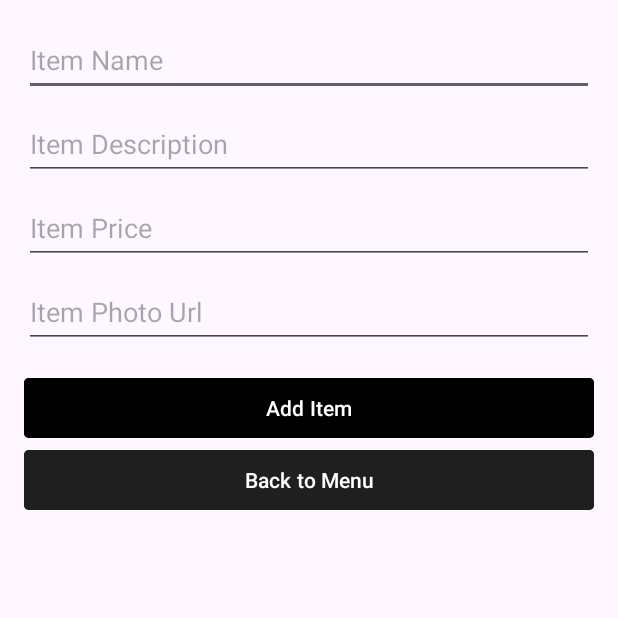
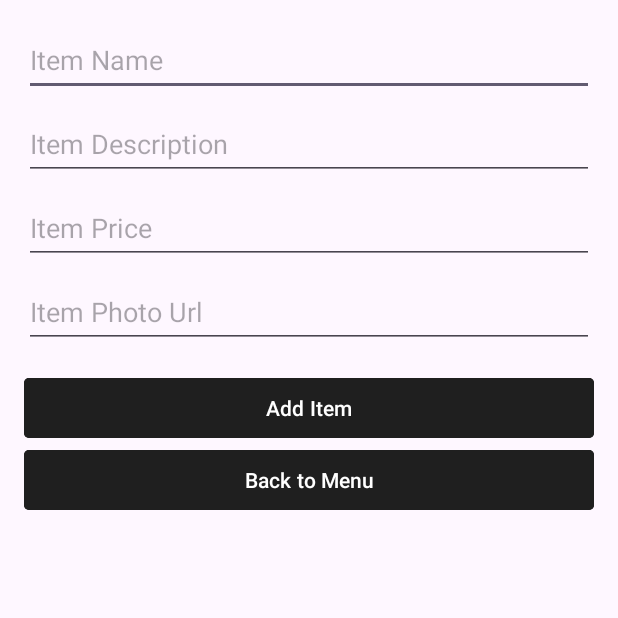
Before and after one commit to rjglozano/T2023IT3-AngelsPizza, an Android app: the ProductAdd screen opened directly, with no data from a screen before it, on a phone screen of 412 x 824 dp, the top half of it. Run offline under Robolectric (Android 15) with nearby library versions, the phone set to English and light mode, and no system bars; our stand-ins replace Firebase (no records; nobody signed in at launch, a user with empty details on screens opened directly).

Commit message:
color changed button to add

```diff
--- a/app/src/main/res/layout/activity_product_add.xml
+++ b/app/src/main/res/layout/activity_product_add.xml
@@ -53,7 +53,7 @@
             android:layout_width="match_parent"
             android:layout_height="wrap_content"
             android:layout_marginTop="16dp"
-            android:backgroundTint="#000000"
+            android:backgroundTint="@color/angels_black"
             android:text="Add Item"
             android:textColorLink="#000000"
             app:cornerRadius="3dp" />
```
